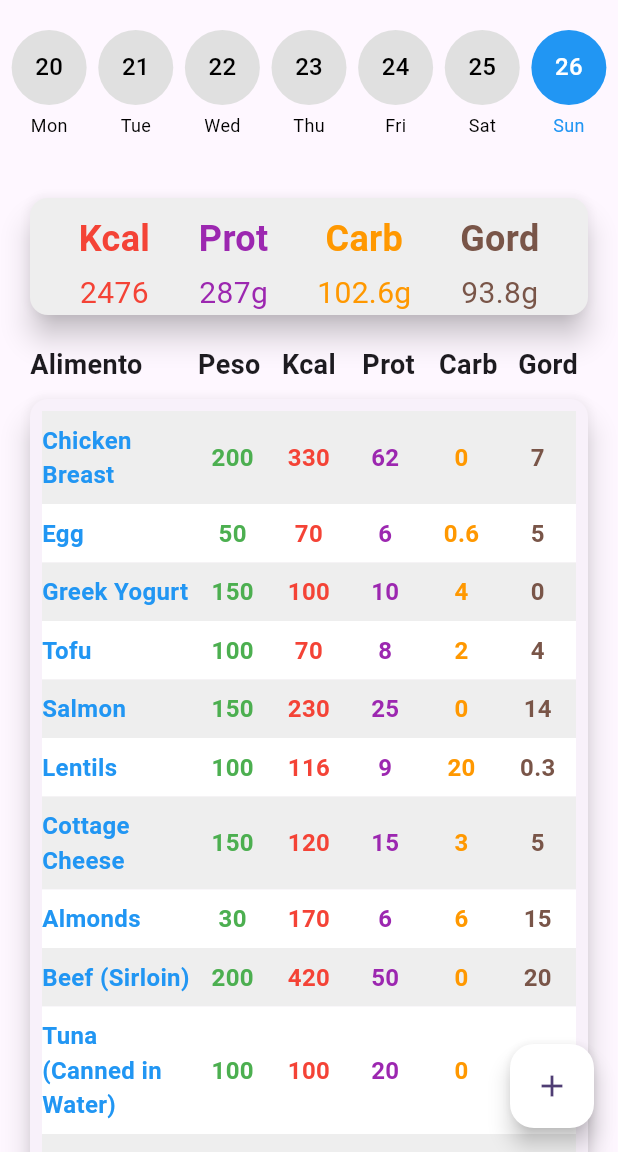
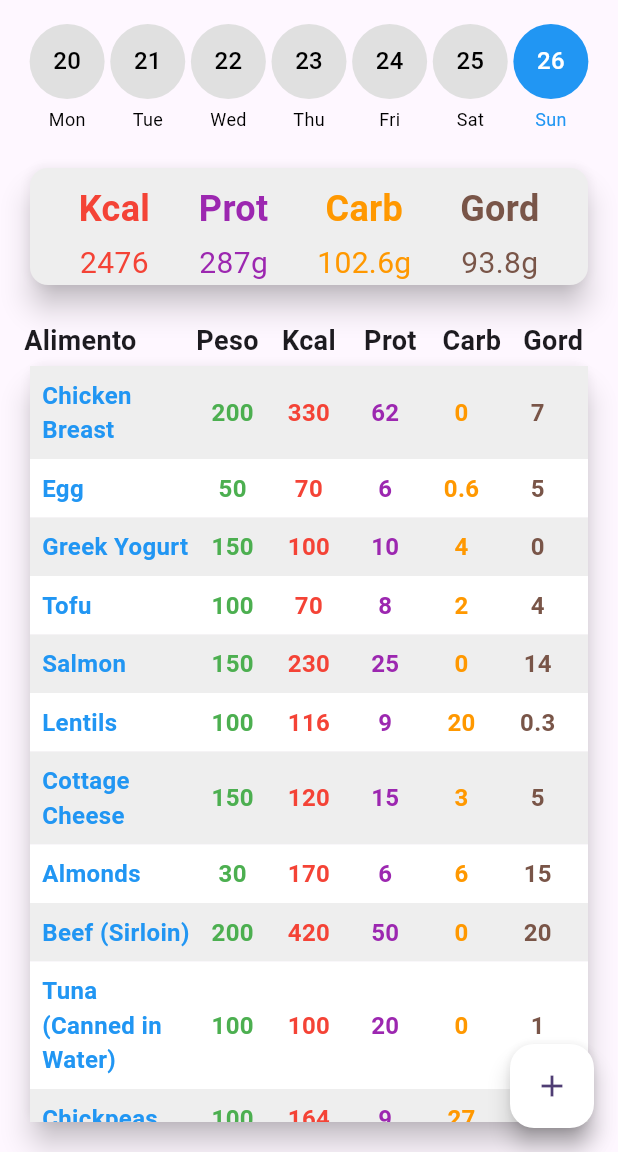
Before and after one commit to felipebraga7/diet_app, a Flutter app: the screen it shows after launch, on a phone screen of 412 x 824 dp, the part 84-1236 px from its top. Run offline on Flutter 3.47's test engine with Material 3 defaults, Android fonts, the phone set to English and light mode, and no system bars; our stand-ins replace hive_flutter; accounts and stored records are empty.

Commit message:
chore(home): adjust on home WIP

```diff
--- a/lib/pages/home_page.dart
+++ b/lib/pages/home_page.dart
@@ -65,8 +65,11 @@ class _MyHomePageState extends State<MyHomePage> {
         onPressed: _onAddPress,
         child: Icon(Icons.add),
       ),
-      body: Column(
+      body: Padding(
+        padding: const EdgeInsets.all(16),
+        child: Column(
             crossAxisAlignment: CrossAxisAlignment.start,
+            spacing: 20,
             children: [
               // Calendar Selector
               CalendarSelector(
@@ -74,15 +77,11 @@ class _MyHomePageState extends State<MyHomePage> {
                 initialSelectedDate: _selectedDate,
               ),
               // Diet Summary
-            Padding(
-              padding: const EdgeInsets.all(16.0),
-              child: DietSummary(foods: foods),
+              DietSummary(foods: foods),
+              // Diet List
+              DietList(foods: foods),
+            ],
           ),
-            // Diet List
-            Expanded(
-              child: DietList(foods: foods),
-            ),
-          ],
       ),
       );
   }
--- a/lib/widgets/calendar_selector.dart
+++ b/lib/widgets/calendar_selector.dart
@@ -39,9 +39,7 @@ class _CalendarSelectorState extends State<CalendarSelector> {
 
   @override
   Widget build(BuildContext context) {
-    return Padding(
-      padding: const EdgeInsets.symmetric(vertical: 20.0),
-      child: Row(
+    return Row(
       mainAxisAlignment: MainAxisAlignment.spaceEvenly,
       children: List.generate(7, (index) {
         final date = _weekDates[index];
@@ -82,7 +80,6 @@ class _CalendarSelectorState extends State<CalendarSelector> {
           ),
         );
       }),
-      ),
     );
   }
 }
--- a/lib/widgets/diet_list.dart
+++ b/lib/widgets/diet_list.dart
@@ -17,12 +17,11 @@ class _DietListState extends State<DietList> {
 
   @override
   Widget build(BuildContext context) {
-    return Column(
-      mainAxisAlignment: MainAxisAlignment.end,
-      children: [
-        Padding(
-          padding: const EdgeInsets.fromLTRB(20.0, 0.0, 20.0, 0.0),
-          child: Center(
+    return Expanded(
+      child: Column(
+        mainAxisAlignment: MainAxisAlignment.start,
+        children: [
+          Center(
             child: Table(
               columnWidths: const {
                 0: FlexColumnWidth(2),
@@ -46,14 +45,9 @@ class _DietListState extends State<DietList> {
               ],
             ),
           ),
-        ),
-        Container(
-          height: 600,
-          child: Card(
-            margin: const EdgeInsets.fromLTRB(20.0, 10.0, 20.0, 50.0),
-            elevation: 8.0,
-            child: Padding(
-              padding: const EdgeInsets.all(8.0),
+          Expanded(
+            child: Card(
+              elevation: 8,
               child: ListView.builder(
                 itemCount: widget.foods.length,
                 itemBuilder: (context, index) {
@@ -61,7 +55,7 @@ class _DietListState extends State<DietList> {
                   return Container(
                     color: index % 2 == 0 ? Colors.grey[200] : Colors.white,
                     child: Padding(
-                      padding: const EdgeInsets.symmetric(vertical: 8.0),
+                      padding: const EdgeInsets.all(8.0),
                       child: Table(
                         columnWidths: const {
                           0: FlexColumnWidth(2),
@@ -91,8 +85,8 @@ class _DietListState extends State<DietList> {
               ),
             ),
           ),
-        ),
-      ],
+        ],
+      ),
     );
   }
 }
```
Lines whose indentation alone changed are shown as unchanged.
